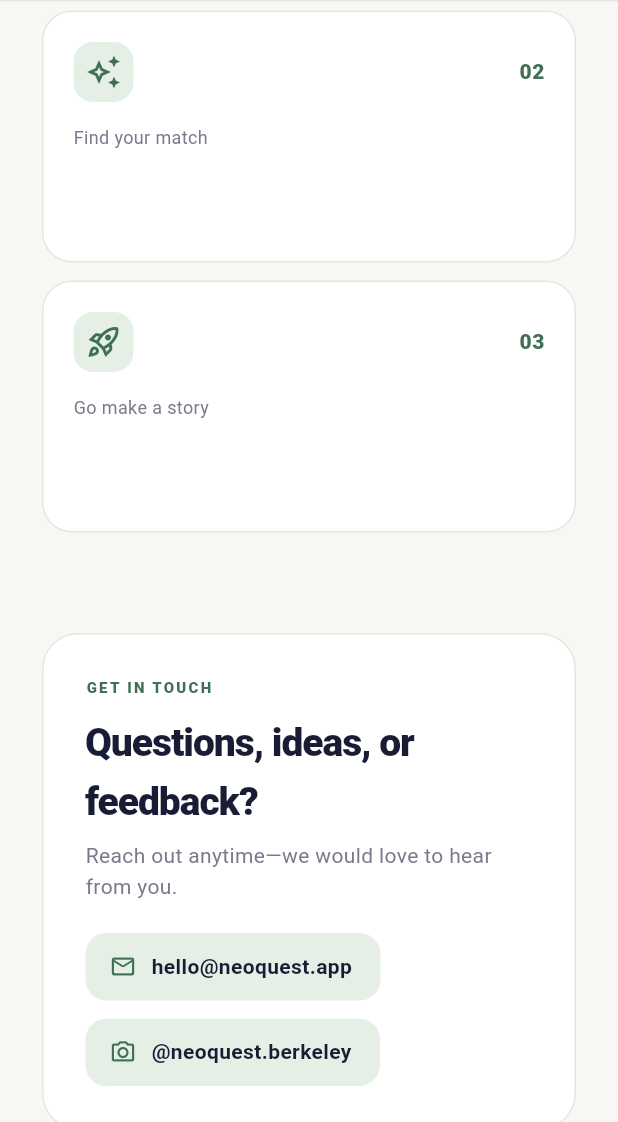
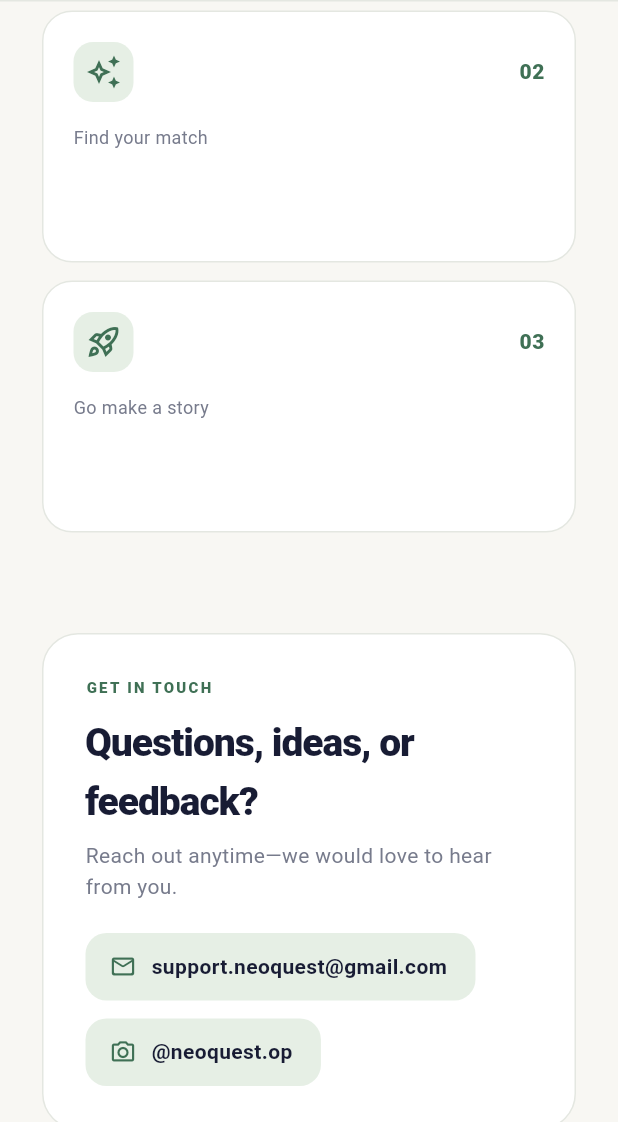
Before and after one commit to nsovani225/neoquest, a Flutter app: the screen it shows after launch, scrolled down 2304 dp, on a phone screen of 412 x 824 dp, the part 114-1236 px from its top. Run offline on Flutter 3.47's test engine with Material 3 defaults, Android fonts, the phone set to English and light mode, and no system bars; our stand-ins replace cloud_firestore, firebase_auth, firebase_core, flutter_map, latlong2; missing offline and left inert: dart:html; accounts and stored records are empty; network calls fail; Roboto replaces fonts that are missing (Arial).

Commit message:
Added contact section with functional Insta + Email

```diff
--- a/neoquest/lib/screens/home_screen.dart
+++ b/neoquest/lib/screens/home_screen.dart
@@ -677,11 +677,11 @@ class _ContactSection extends StatelessWidget {
             children: const [
               _ContactChip(
                 icon: Icons.mail_outline_rounded,
-                label: 'hello@neoquest.app', // Replace with your email
+                label: 'support.neoquest@gmail.com', // Replace with your email
               ),
               _ContactChip(
                 icon: Icons.camera_alt_outlined,
-                label: '@neoquest.berkeley', // Replace with your Instagram
+                label: '@neoquest.op', // Replace with your Instagram
               ),
             ],
           );
```
